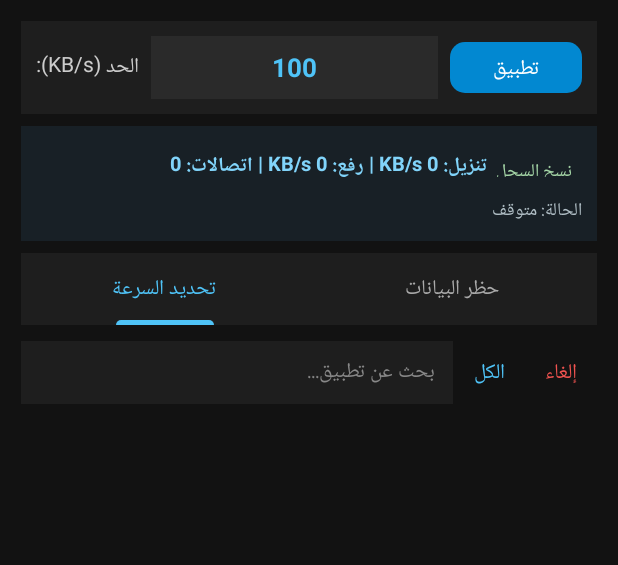
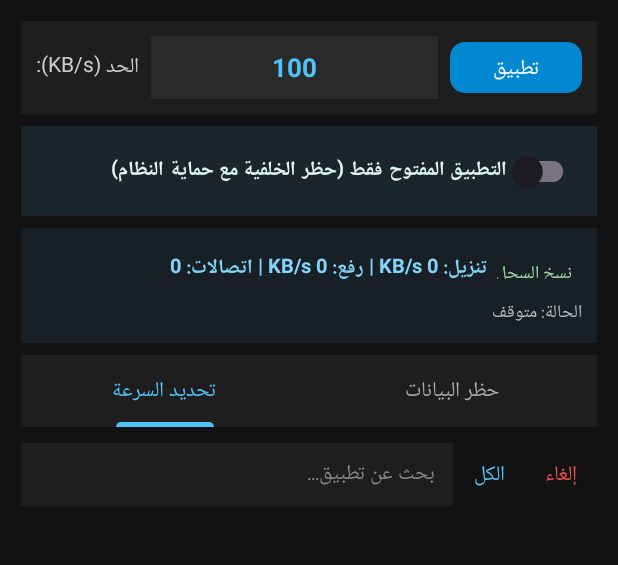
Before and after one commit to rew733/net-throttle, an Android app: the screen it shows after launch (MainActivity), on a phone screen of 412 x 824 dp, the part 87-652 px from its top. Run offline under Robolectric (Android 15) with nearby library versions, the phone set to English and light mode, and no system bars; libraries missing offline, so code that uses them is left out: hev.htproxy.

Commit message:
Add foreground-only mode switch to activity layout
Added a LinearLayout with a SwitchMaterial for foreground-only mode.

```diff
--- a/app/src/main/res/layout/activity_main.xml
+++ b/app/src/main/res/layout/activity_main.xml
@@ -87,6 +87,27 @@
             android:textColor="#FFFFFF"
             app:backgroundTint="#0288D1"
             app:cornerRadius="10dp" />
+    </LinearLayout>
+
+    <!-- خيار: التطبيق النشط على الشاشة فقط (حظر الخلفية وحماية النظام) -->
+    <LinearLayout
+        android:layout_width="match_parent"
+        android:layout_height="wrap_content"
+        android:orientation="horizontal"
+        android:gravity="center_vertical"
+        android:background="#1B262C"
+        android:paddingHorizontal="12dp"
+        android:paddingVertical="6dp"
+        android:layout_marginBottom="8dp">
+
+        <com.google.android.material.switchmaterial.SwitchMaterial
+            android:id="@+id/switchForegroundOnly"
+            android:layout_width="match_parent"
+            android:layout_height="wrap_content"
+            android:text="التطبيق المفتوح فقط (حظر الخلفية مع حماية النظام)"
+            android:textColor="#E0F7FA"
+            android:textSize="13sp"
+            android:textStyle="bold" />
     </LinearLayout>
 
     <!-- بطاقة الإحصائيات الحية والسجل التشخيصي -->
```
